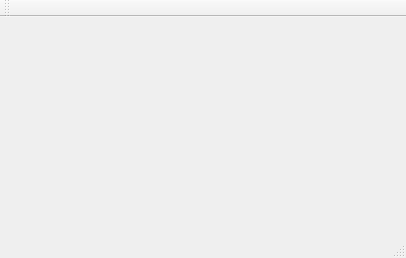
First picture: the form in GUI/SonarGUI/mainwindow.ui, repository megaforce/Sonar, before the edit.
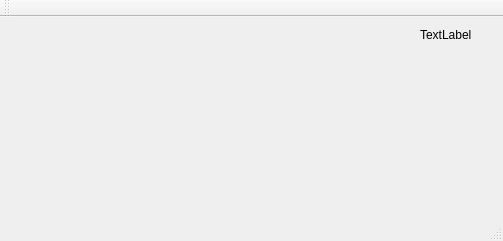
Second picture: the form after the edit.

The edit to the form file:
```diff
--- a/GUI/SonarGUI/mainwindow.ui
+++ b/GUI/SonarGUI/mainwindow.ui
@@ -6,8 +6,8 @@
    <rect>
     <x>0</x>
     <y>0</y>
-    <width>406</width>
-    <height>258</height>
+    <width>503</width>
+    <height>241</height>
    </rect>
   </property>
   <property name="windowTitle">
@@ -16,7 +16,21 @@
   <property name="autoFillBackground">
    <bool>true</bool>
   </property>
-  <widget class="QWidget" name="centralWidget"/>
+  <widget class="QWidget" name="centralWidget">
+   <widget class="QLabel" name="label">
+    <property name="geometry">
+     <rect>
+      <x>420</x>
+      <y>10</y>
+      <width>61</width>
+      <height>16</height>
+     </rect>
+    </property>
+    <property name="text">
+     <string>TextLabel</string>
+    </property>
+   </widget>
+  </widget>
   <widget class="QMenuBar" name="menuBar">
    <property name="geometry">
     <rect>
```
Left out of the diff: 2 changed lines with no effect on the pictures.
